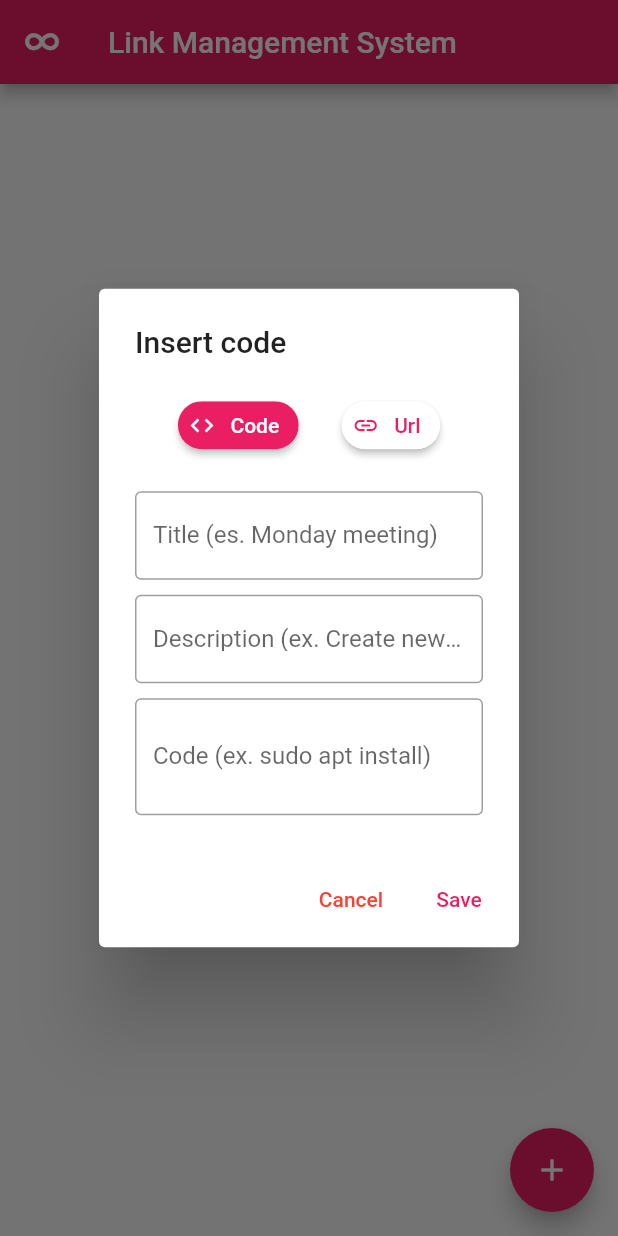
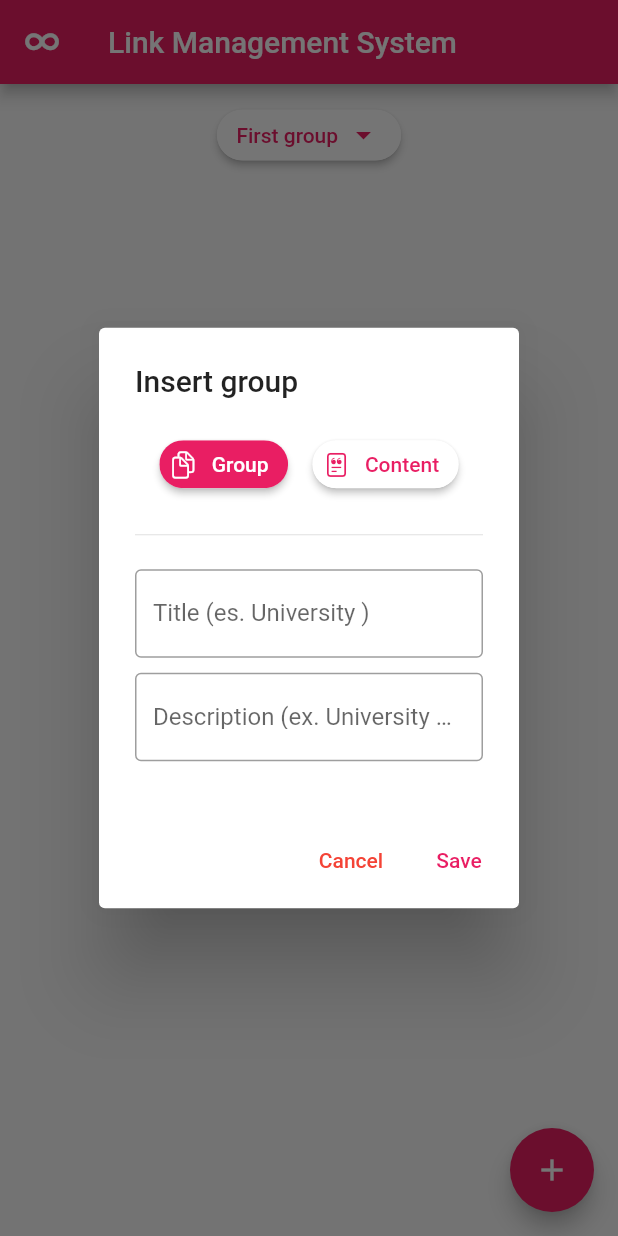
Before and after one commit to kekko7072/lms, a Flutter app: the screen it shows after launch, after a tap on the "add" icon, on a phone screen of 412 x 824 dp. Run offline on Flutter 3.47's test engine with Material 2 defaults, Android fonts, the phone set to English and light mode, and no system bars; our stand-ins replace flutter_easyloading, package_info_plus, shared_preferences, sqflite_common, sqflite_common_ffi; missing offline and left inert: about, auto_updater; accounts and stored records are empty.

Commit message:
First implementation of group in content.

```diff
--- a/lib/constants.dart
+++ b/lib/constants.dart
@@ -1,6 +1,7 @@
 const String kDBPath = 'database_app';
 const String kDBConfigured = 'db_configured';
-const int kDBVersion = 7;
+const int kDBVersion = 8;
 const String kDBTable = 'contents';
+const String kDBTableGroups = 'groups';
 
 String kFeedURL = 'https://link-management-system.web.app/appcast.xml';
--- a/lib/interfaces/add_widget.dart
+++ b/lib/interfaces/add_widget.dart
@@ -1,15 +1,21 @@
+import 'package:flutter/cupertino.dart';
 import 'package:lms/services/imports.dart';
 
 class AddWidget extends StatefulWidget {
-  const AddWidget({Key? key, required this.onPressed}) : super(key: key);
-  final Function(LMSContent content) onPressed;
+  const AddWidget({Key? key, required this.appData, required this.onPressed})
+      : super(key: key);
+  final AppData appData;
+  final Function(bool addGroup, Group group, LMSContent content) onPressed;
 
   @override
   State<AddWidget> createState() => _AddWidgetState();
 }
 
 class _AddWidgetState extends State<AddWidget> {
+  bool addGroup = true;
+
   String title = '';
+  int groupId = 0;
   String description = '';
   String url = '';
   LinkType linkType = LinkType.code;
@@ -17,10 +23,89 @@ class _AddWidgetState extends State<AddWidget> {
   @override
   Widget build(BuildContext context) {
     return AlertDialog(
-      title: Text('Insert ${linkType == LinkType.code ? "code" : "link"}'),
+      title: addGroup
+          ? const Text('Insert group')
+          : Text('Insert ${linkType == LinkType.code ? "code" : "link"}'),
       content: SingleChildScrollView(
-        child: ListBody(
-          children: <Widget>[
+        child: ListBody(children: <Widget>[
+          Row(
+            mainAxisAlignment: MainAxisAlignment.spaceEvenly,
+            children: [
+              ActionChip(
+                elevation: 2.0,
+                padding: const EdgeInsets.all(5.0),
+                avatar: Icon(
+                  CupertinoIcons.doc_on_doc,
+                  color: addGroup ? Colors.white : Colors.pink,
+                ),
+                label: Text(
+                  'Group',
+                  style:
+                      TextStyle(color: addGroup ? Colors.white : Colors.pink),
+                ),
+                onPressed: () => setState(() => addGroup = true),
+                backgroundColor: addGroup ? Colors.pink : Colors.white,
+              ),
+              ActionChip(
+                elevation: 2.0,
+                padding: const EdgeInsets.all(5.0),
+                avatar: Icon(
+                  CupertinoIcons.doc_append,
+                  color: !addGroup ? Colors.white : Colors.pink,
+                ),
+                label: Text(
+                  'Content',
+                  style:
+                      TextStyle(color: !addGroup ? Colors.white : Colors.pink),
+                ),
+                onPressed: () => setState(() => addGroup = false),
+                backgroundColor: !addGroup ? Colors.pink : Colors.white,
+              ),
+            ],
+          ),
+          const Padding(
+            padding: EdgeInsets.symmetric(vertical: 15.0),
+            child: Divider(),
+          ),
+          if (addGroup) ...[
+            TextField(
+              decoration: const InputDecoration(
+                border: OutlineInputBorder(),
+                labelText: 'Title (es. University )',
+              ),
+              onChanged: (value) => title = value,
+            ),
+            const SizedBox(height: 10),
+            TextField(
+              decoration: const InputDecoration(
+                border: OutlineInputBorder(),
+                labelText: 'Description (ex. University files)',
+              ),
+              onChanged: (value) => description = value,
+            ),
+            const SizedBox(height: 10),
+          ] else ...[
+            Wrap(
+              alignment: WrapAlignment.spaceEvenly,
+              children: [
+                for (Group group in widget.appData.groups) ...[
+                  ActionChip(
+                    elevation: 2.0,
+                    padding: const EdgeInsets.all(5.0),
+                    label: Text(
+                      group.title,
+                      style: TextStyle(
+                          color:
+                              groupId == group.id ? Colors.white : Colors.pink),
+                    ),
+                    onPressed: () => setState(() => groupId = group.id),
+                    backgroundColor:
+                        groupId == group.id ? Colors.pink : Colors.white,
+                  ),
+                ]
+              ],
+            ),
+            const SizedBox(height: 10),
             Row(
               mainAxisAlignment: MainAxisAlignment.spaceEvenly,
               children: [
@@ -94,7 +179,7 @@ class _AddWidgetState extends State<AddWidget> {
               onChanged: (value) => url = value,
             ),
           ],
-        ),
+        ]),
       ),
       actions: <Widget>[
         TextButton(
@@ -110,9 +195,13 @@ class _AddWidgetState extends State<AddWidget> {
           },
         ),
         TextButton(
-          onPressed: () async => await widget.onPressed(LMSContent(
+          onPressed: () async => await widget.onPressed(
+              addGroup,
+              Group(id: 0, title: title, description: description),
+              LMSContent(
                 id: 0,
                 title: title,
+                groupId: groupId,
                 description: description,
                 content: url,
                 linkType: linkType,
--- /dev/null
+++ b/lib/interfaces/delete_widget.dart
@@ -0,0 +1,36 @@
+import 'package:lms/services/imports.dart';
+
+class DeleteWidget extends StatelessWidget {
+  const DeleteWidget({Key? key, required this.title, required this.onDeleted})
+      : super(key: key);
+
+  final String title;
+
+  final Function() onDeleted;
+
+  @override
+  Widget build(BuildContext context) {
+    return AlertDialog(
+      title: Text(title),
+      actions: <Widget>[
+        TextButton(
+          child: Text(
+            'Cancel',
+            style: Theme.of(context)
+                .textTheme
+                .labelLarge!
+                .copyWith(color: Colors.red),
+          ),
+          onPressed: () => Navigator.of(context).pop(),
+        ),
+        TextButton(
+          onPressed: () async {
+            Navigator.of(context).pop();
+            await onDeleted();
+          },
+          child: const Text('Delete'),
+        )
+      ],
+    );
+  }
+}
--- /dev/null
+++ b/lib/interfaces/group_widget.dart
@@ -0,0 +1,72 @@
+import 'package:lms/services/imports.dart';
+
+class GroupWidget extends StatefulWidget {
+  const GroupWidget(
+      {Key? key,
+      required this.db,
+      required this.group,
+      required this.onDeleted,
+      required this.contents})
+      : super(key: key);
+
+  final Database db;
+  final Group group;
+  final Function() onDeleted;
+  final List<Widget> contents;
+  @override
+  State<GroupWidget> createState() => _GroupWidgetState();
+}
+
+class _GroupWidgetState extends State<GroupWidget> {
+  bool expand = false;
+
+  @override
+  Widget build(BuildContext context) {
+    return GestureDetector(
+      child: Padding(
+        padding: const EdgeInsets.symmetric(horizontal: 15.0, vertical: 10),
+        child: Column(
+          children: [
+            ActionChip(
+              elevation: 2.0,
+              padding: const EdgeInsets.all(5.0),
+              label: Row(
+                mainAxisSize: MainAxisSize.min,
+                children: [
+                  Text(
+                    widget.group.title,
+                    style:
+                        TextStyle(color: expand ? Colors.white : Colors.pink),
+                  ),
+                  const SizedBox(width: 5),
+                  Icon(
+                    expand ? Icons.arrow_drop_up : Icons.arrow_drop_down,
+                    color: expand ? Colors.white : Colors.pink,
+                  )
+                ],
+              ),
+              onPressed: () => setState(() => expand = !expand),
+              backgroundColor: expand ? Colors.pink : Colors.white,
+            ),
+            const SizedBox(height: 10),
+            Visibility(
+                visible: expand,
+                child: Column(
+                  mainAxisSize: MainAxisSize.min,
+                  children: widget.contents,
+                ))
+          ],
+        ),
+      ),
+      onLongPress: () => showDialog(
+          context: context,
+          builder: (builder) => DeleteWidget(
+              title: "Delete group ${widget.group.title}",
+              onDeleted: () async => await DatabaseLocal(widget.db)
+                  .dbGroupDELETE(id: widget.group.id.toString())
+                  .then(
+                    (value) => widget.onDeleted(),
+                  ))),
+    );
+  }
+}
--- a/lib/interfaces/lms_content_widget.dart
+++ b/lib/interfaces/lms_content_widget.dart
@@ -2,8 +2,12 @@ import 'package:lms/services/imports.dart';
 
 class LMSContentWidget extends StatefulWidget {
   const LMSContentWidget(
-      {Key? key, required this.lmsContent, required this.onDeleted})
+      {Key? key,
+      required this.db,
+      required this.lmsContent,
+      required this.onDeleted})
       : super(key: key);
+  final Database db;
   final LMSContent lmsContent;
   final Function onDeleted;
 
@@ -52,7 +56,16 @@ class _LMSContentWidgetState extends State<LMSContentWidget> {
                 Align(
                     alignment: Alignment.topRight,
                     child: IconButton(
-                      onPressed: () async => await widget.onDeleted(),
+                      onPressed: () async => showDialog(
+                          context: context,
+                          builder: (builder) => DeleteWidget(
+                              title:
+                                  "Delete content ${widget.lmsContent.title}",
+                              onDeleted: () async =>
+                                  await DatabaseLocal(widget.db)
+                                      .dbLMSContentDELETE(
+                                          id: widget.lmsContent.id.toString())
+                                      .then((value) => widget.onDeleted()))),
                       icon: const Icon(
                         Icons.close,
                         color: Colors.red,
--- a/lib/main.dart
+++ b/lib/main.dart
@@ -39,16 +39,16 @@ class MyHomePage extends StatefulWidget {
 class _MyHomePageState extends State<MyHomePage> {
   Database? db;
 
-  List<LMSContent>? links;
+  AppData? appData;
 
   @override
   void initState() {
     super.initState();
-    DatabaseLocal.open().then((value) {
+    DatabaseLocal.openDB().then((value) {
       db = value;
       DatabaseLocal(value)
-          .init()
-          .then((value) => setState(() => links = value));
+          .initDB()
+          .then((value) => setState(() => appData = value));
     });
   }
 
@@ -60,8 +60,6 @@ class _MyHomePageState extends State<MyHomePage> {
 
   @override
   Widget build(BuildContext context) {
-    //DatabaseLocal(db).readDB().then((value) => setState(() => links = value));
-
     return Scaffold(
         appBar: AppBar(
           leading: IconButton(
@@ -77,22 +75,41 @@ class _MyHomePageState extends State<MyHomePage> {
             child: Column(
               mainAxisAlignment: MainAxisAlignment.center,
               children: <Widget>[
-                if (links != null && links!.isNotEmpty) ...{
+                if (appData != null) ...[
+                  if (appData?.groups != null &&
+                      appData!.groups.isNotEmpty) ...[
                     Wrap(
+                      direction: Axis.vertical,
+                      alignment: WrapAlignment.center,
                       children: [
-                      for (LMSContent content in links!) ...[
+                        for (Group group in appData!.groups) ...[
+                          GroupWidget(
+                            db: db!,
+                            group: group,
+                            onDeleted: () async => await DatabaseLocal(db)
+                                .readDB()
+                                .then(
+                                    (value) => setState(() => appData = value)),
+                            contents: [
+                              for (LMSContent content in appData!.contents
+                                  .where((element) =>
+                                      element.groupId == group.id)) ...[
                                 LMSContentWidget(
+                                    db: db!,
                                     lmsContent: content,
-                            onDeleted: () async => await DatabaseLocal(db)
-                                .deleteLink(id: content.id.toString())
-                                .whenComplete(() => DatabaseLocal(db)
+                                    onDeleted: () async => await DatabaseLocal(
+                                            db)
                                         .readDB()
                                         .then((value) =>
-                                        setState(() => links = value))))
+                                            setState(() => appData = value)))
                               ]
                             ],
                           )
-                }
+                        ]
+                      ],
+                    )
+                  ]
+                ]
               ],
             ),
           ),
@@ -103,18 +120,34 @@ class _MyHomePageState extends State<MyHomePage> {
             barrierDismissible: false, // user must tap button!
             builder: (BuildContext context) {
               return AddWidget(
-                  onPressed: (LMSContent content) async =>
-                      await DatabaseLocal(db).addLink(content).then((value) {
+                  appData: appData!,
+                  onPressed:
+                      (bool addGroup, Group group, LMSContent content) async {
+                    addGroup
+                        ? await DatabaseLocal(db)
+                            .dbGroupADD(group)
+                            .then((value) async {
                             Navigator.of(context).pop();
                             value["success"]
                                 ? EasyLoading.showSuccess(value["message"],
                                     duration: const Duration(seconds: 2))
                                 : EasyLoading.showError(value["message"],
                                     duration: const Duration(seconds: 5));
-                        DatabaseLocal(db)
+                          })
+                        : await DatabaseLocal(db)
+                            .dbLMSContentADD(content)
+                            .then((value) {
+                            Navigator.of(context).pop();
+                            value["success"]
+                                ? EasyLoading.showSuccess(value["message"],
+                                    duration: const Duration(seconds: 2))
+                                : EasyLoading.showError(value["message"],
+                                    duration: const Duration(seconds: 5));
+                          });
+                    await DatabaseLocal(db)
                         .readDB()
-                            .then((value) => setState(() => links = value));
-                      }));
+                        .then((value) => setState(() => appData = value));
+                  });
             },
           ),
           tooltip: 'Add link',
--- /dev/null
+++ b/lib/models/app_data.dart
@@ -0,0 +1,10 @@
+import 'package:lms/models/lms_content.dart';
+
+import 'group.dart';
+
+class AppData {
+  late List<Group> groups;
+  late List<LMSContent> contents;
+
+  AppData(this.groups, this.contents);
+}
--- /dev/null
+++ b/lib/models/group.dart
@@ -0,0 +1,47 @@
+import 'package:flutter/foundation.dart';
+
+class Group {
+  final int id;
+  final String title;
+  final String description;
+
+  const Group({
+    required this.id,
+    required this.title,
+    required this.description,
+  });
+
+  static Map<String, Object?> toJson(Group content) {
+    return <String, Object?>{
+      'title': content.title,
+      'description': content.description,
+    };
+  }
+
+  //Mapping from Json format to map https://docs.flutter.dev/development/data-and-backend/json
+  static Group fromJson(Map<String, dynamic> json) {
+    return Group(
+      id: json['id'] ?? 0,
+      title: json['title'] ?? '',
+      description: json['description'] ?? '',
+    );
+  }
+
+  //Mapping from Json format to map https://docs.flutter.dev/development/data-and-backend/json
+
+  static List<Group> listFromJson({required List<Map<String, dynamic>>? body}) {
+    List<Group> list = [];
+
+    if (body != null) {
+      for (Map<String, dynamic> value in body) {
+        debugPrint('ID ${value['id']}');
+        debugPrint('VALUE: $value');
+        debugPrint('\n');
+
+        list.add(Group.fromJson(value));
+      }
+    }
+
+    return list;
+  }
+}
--- a/lib/models/lms_content.dart
+++ b/lib/models/lms_content.dart
@@ -3,8 +3,8 @@ import 'package:flutter/foundation.dart';
 enum LinkType { url, code }
 
 class LMSContent {
-  //Ok null safety ma quando serve, questi valori non devono essere null senno la UX non va bene
   final int id;
+  final int groupId;
   final String title;
   final String description;
   final String content;
@@ -12,6 +12,7 @@ class LMSContent {
 
   const LMSContent({
     required this.id,
+    required this.groupId,
     required this.title,
     required this.description,
     required this.content,
@@ -20,6 +21,7 @@ class LMSContent {
 
   static Map<String, Object?> toJson(LMSContent content) {
     return <String, Object?>{
+      'groupId': content.groupId,
       'title': content.title,
       'description': content.description,
       'content': content.content,
@@ -43,6 +45,7 @@ class LMSContent {
 
     return LMSContent(
       id: json['id'] ?? 0,
+      groupId: json['groupId'] ?? 0,
       title: json['title'] ?? '',
       description: json['description'] ?? '',
       content: json['content'] ?? '',
--- a/lib/services/database_local.dart
+++ b/lib/services/database_local.dart
@@ -1,29 +1,49 @@
+import 'package:lms/models/app_data.dart';
+import 'package:lms/models/group.dart';
 import 'package:lms/services/imports.dart';
 
 class DatabaseLocal {
   late Database? db;
   DatabaseLocal(this.db);
 
+  ///GENERIC OPERATIONS
+
   static Future<bool> configured() async {
     SharedPreferences prefs = await SharedPreferences.getInstance();
     return prefs.getBool(kDBConfigured) ?? false;
   }
 
-  static Future<Database?> open() async {
+  static Future<Database?> openDB() async {
     DatabaseFactory databaseFactory = databaseFactoryFfi;
     databaseFactory.setDatabasesPath(kDBPath);
 
     return await databaseFactory.openDatabase(kDBPath);
   }
 
-  Future<List<LMSContent>?> init() async {
-    if (kDebugMode) {
-      print('DB VERSION:');
-      print(await db?.getVersion());
+  Future<void> closeDB() async {
+    if (db != null && db!.isOpen) {
+      await db!.close();
     }
+  }
 
-    if (await configured() && await db?.getVersion() == kDBVersion) {
+  Future<AppData> initDB() async {
+    debugPrint('DB VERSION: ${await db?.getVersion()}');
+
+    if (await configured() && (await db?.getVersion())! == kDBVersion) {
       debugPrint("Database already created");
+    } else if (await configured() && (await db?.getVersion())! < kDBVersion) {
+      //Command to update
+      await db?.execute('ALTER TABLE $kDBTable ADD COLUMN groupId INTEGER');
+
+      await dbGroupINIT();
+
+      await dbGroupADD(const Group(
+          id: 0,
+          title: "First group",
+          description: "This is your first group"));
+
+      //Update version of DB
+      await db?.setVersion(kDBVersion);
     } else {
       debugPrint("Create database");
       sqfliteFfiInit();
@@ -33,34 +53,53 @@ class DatabaseLocal {
       try {
         await db?.setVersion(kDBVersion);
 
-        await db?.execute('''
-  CREATE TABLE $kDBTable (
-      id INTEGER PRIMARY KEY,
-      title TEXT,
-      description TEXT,
-      content TEXT,
-      type TEXT
-  )
-  ''');
+        await dbLMSContentINIT();
+
+        await dbGroupINIT();
+
+        await dbGroupADD(const Group(
+            id: 0,
+            title: "First group",
+            description: "This is your first group"));
       } catch (e) {
         debugPrint("ERROR DB: $e");
       }
     }
-    if (kDebugMode) {
-      print('QUERY FROM DATABASE');
-      print(await db?.query(kDBTable));
-      print('\n\n');
-    }
-    return LMSContent.listFromJson(body: await db?.query(kDBTable));
+
+    return await readDB();
   }
 
-  Future<void> closeDB() async {
-    if (db != null && db!.isOpen) {
-      await db!.close();
+  Future<AppData> readDB() async {
+    debugPrint('DB VERSION: ${await db?.getVersion()}');
+
+    debugPrint('QUERY FROM DATABASE');
+    debugPrint('GROUP: ${await db?.query(kDBTableGroups)}');
+    debugPrint('\n');
+    debugPrint('LMS CONTENT: ${await db?.query(kDBTable)}');
+    debugPrint('\n\n');
+
+    return AppData(Group.listFromJson(body: await db?.query(kDBTableGroups)),
+        LMSContent.listFromJson(body: await db?.query(kDBTable)));
+  }
+
+  ///LMS CONTENT
+  Future<void> dbLMSContentINIT() async {
+    try {
+      await db?.execute('''
+          CREATE TABLE $kDBTable (
+            id INTEGER PRIMARY KEY,
+            groupId INTEGER,
+            title TEXT,
+            description TEXT,
+            content TEXT,
+            type TEXT
+          )''');
+    } catch (e) {
+      debugPrint("ERROR DB LMS CONTENT: $e");
     }
   }
 
-  Future<Map<String, dynamic>> addLink(LMSContent lmsContent) async {
+  Future<Map<String, dynamic>> dbLMSContentADD(LMSContent lmsContent) async {
     try {
       await db?.insert(kDBTable, LMSContent.toJson(lmsContent));
     } catch (e) {
@@ -77,14 +116,59 @@ class DatabaseLocal {
     }
   }
 
-  Future<void> deleteLink({required String id}) async {
+  Future<void> dbLMSContentDELETE({required String id}) async {
     await db?.delete(kDBTable, where: 'id = ?', whereArgs: [id]);
   }
 
-  Future<List<LMSContent>> readDB() async {
+  Future<List<LMSContent>> dbLMSContentREAD() async {
     debugPrint('Reading table $kDBTable');
     var body = await db?.query(kDBTable);
     debugPrint("BODY: $body");
     return LMSContent.listFromJson(body: body);
   }
+
+  ///
+
+  /// GROUP
+  Future<void> dbGroupINIT() async {
+    try {
+      await db?.execute('''
+          CREATE TABLE $kDBTableGroups (
+            id INTEGER PRIMARY KEY,
+            title TEXT,
+            description TEXT
+          )''');
+    } catch (e) {
+      debugPrint("ERROR DB GROUP: $e");
+    }
+  }
+
+  Future<Map<String, dynamic>> dbGroupADD(Group group) async {
+    try {
+      await db?.insert(kDBTableGroups, Group.toJson(group));
+    } catch (e) {
+      debugPrint("ERROR CREATING: $e");
+      return {"success": false, "message": "$e"};
+    }
+    if (await db?.query(kDBTable, where: 'id = ?', whereArgs: [group.id]) !=
+        null) {
+      return {"success": true, "message": "Created with success"};
+    } else {
+      debugPrint("Not created");
+      return {"success": false, "message": "Error in creation"};
+    }
+  }
+
+  Future<void> dbGroupDELETE({required String id}) async {
+    await db?.delete(kDBTableGroups, where: 'id = ?', whereArgs: [id]);
+  }
+
+  Future<List<Group>> dbGroupREAD() async {
+    debugPrint('Reading table $kDBTableGroups');
+    var body = await db?.query(kDBTableGroups);
+    debugPrint("BODY: $body");
+    return Group.listFromJson(body: body);
+  }
+
+  ///
 }
--- a/lib/services/imports.dart
+++ b/lib/services/imports.dart
@@ -17,10 +17,14 @@ export 'package:flutter_easyloading/flutter_easyloading.dart';
 
 export '../constants.dart';
 
+export '../interfaces/about_page.dart';
 export '../interfaces/add_widget.dart';
-export '../interfaces/about_page.dart';
+export 'package:lms/interfaces/delete_widget.dart';
 export '../interfaces/lms_content_widget.dart';
+export '../interfaces/group_widget.dart';
 
+export '../models/app_data.dart';
+export '../models/group.dart';
 export '../models/lms_content.dart';
 
 export '../services/database_local.dart';
--- a/pubspec.yaml
+++ b/pubspec.yaml
@@ -3,7 +3,7 @@ description: Link Management System
 
 publish_to: 'none' # Remove this line if you wish to publish to pub.dev
 
-version: 0.0.7+8
+version: 0.0.6+7
 
 environment:
   sdk: ">=2.16.1 <3.0.0"
```
Lines whose indentation alone changed are shown as unchanged.
